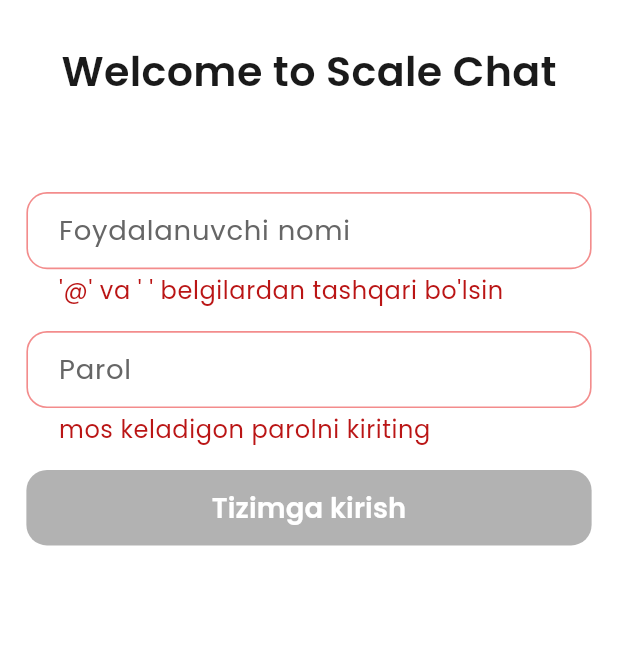
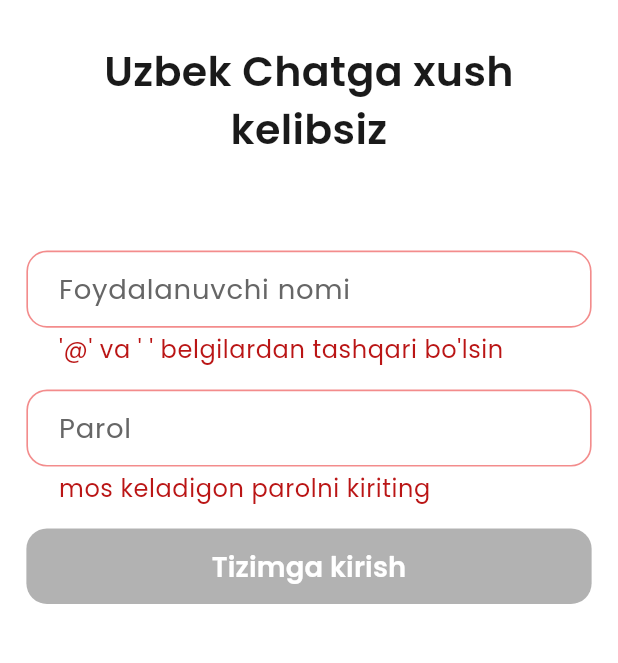
Before and after one commit to SharifboyMuminov/TelegramClone, a Flutter app: the screen it shows after launch, after a tap on "Yangi hisob yarating", on a phone screen of 412 x 824 dp, the part 311-974 px from its top. Run offline on Flutter 3.47's test engine with Material 3 defaults, Android fonts, the phone set to English and light mode, and no system bars; our stand-ins replace cloud_firestore, firebase_core, flutter_bloc, flutter_screenutil, shared_preferences; accounts and stored records are empty; generated files the repository leaves out were written again.

Commit message:
add work in auth

```diff
--- a/lib/screens/auth/login/login_screen.dart
+++ b/lib/screens/auth/login/login_screen.dart
@@ -49,7 +49,8 @@ class _LoginScreenState extends State<LoginScreen> with AuthMixin {
                     ),
                     28.getH(),
                     Text(
-                      "Welcome to Scale Chat",
+                      "Uzbek Chatga xush kelibsiz",
+                      textAlign: TextAlign.center,
                       style: AppTextStyle.poppinsSemiBold.copyWith(
                         fontSize: 24.sp,
                         color: AppColors.c1A1A1A,
--- a/lib/screens/auth/sign_up/sign_up_screen.dart
+++ b/lib/screens/auth/sign_up/sign_up_screen.dart
@@ -44,7 +44,9 @@ class _SignUpScreenState extends State<SignUpScreen> with AuthMixin {
                 ),
                 28.getH(),
                 Text(
-                  "Welcome to Scale Chat",
+                  "Uzbek Chatga xush kelibsiz",
+                  textAlign: TextAlign.center,
+
                   style: AppTextStyle.poppinsSemiBold.copyWith(
                     fontSize: 24.sp,
                     color: AppColors.c1A1A1A,
```
